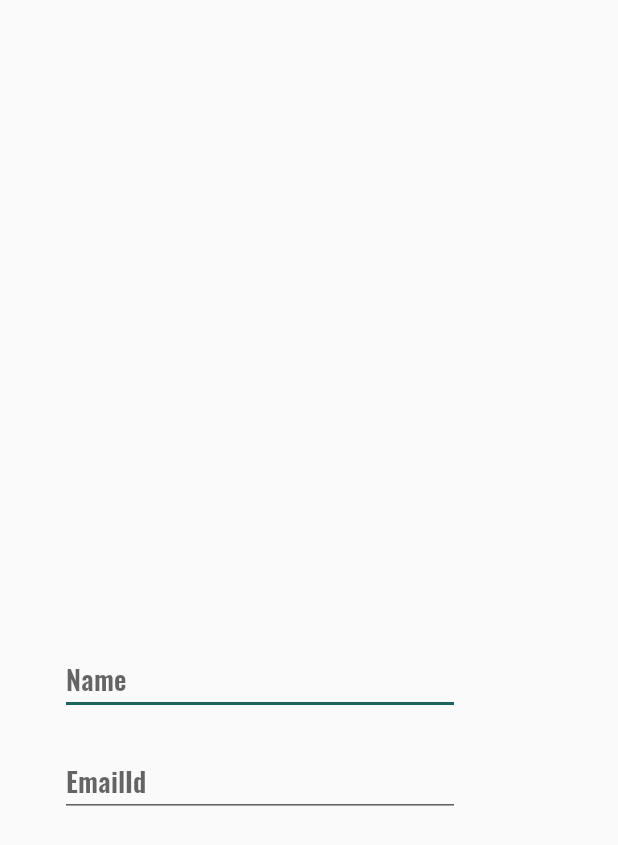
After one commit to hk1997/zoudiy_android_app, an Android app: the layout activity_signup1.xml on its own in the app's theme, with its tools: preview values and no code run, on a phone screen of 412 x 824 dp. The commit adds this screen. Shown: the top 845 px of the screen. Run offline under Robolectric (Android 15) with nearby library versions, the phone set to English and light mode, and no system bars.

```diff
--- a/app/build.gradle
+++ b/app/build.gradle
@@ -39,4 +39,9 @@ dependencies {
     implementation 'com.android.support:multidex:1.0.3'
     implementation 'com.squareup.retrofit2:retrofit:2.7.1'
     implementation 'com.squareup.retrofit2:converter-gson:2.7.1'
+    compile 'com.ncapdevi:frag-nav:1.0.3'
+    compile 'com.roughike:bottom-bar:1.3.9'
+    compile('com.mikepenz:materialdrawer:5.3.1@aar') {
+        transitive = true
+    }
 }
--- a/app/src/main/AndroidManifest.xml
+++ b/app/src/main/AndroidManifest.xml
@@ -6,6 +6,7 @@
     <dist:module dist:instant="true" />
     <uses-permission android:name="android.permission.INTERNET" />
 
+    <uses-permission android:name="android.permission.ACCESS_NETWORK_STATE" />
     <application
         android:allowBackup="true"
         android:icon="@mipmap/ic_launcher"
@@ -19,6 +20,9 @@
 
         <activity android:name=".activities.MainActivity"
             android:windowSoftInputMode="adjustResize|adjustPan">
+            <intent-filter>
+                <action android:name="android.intent.action.MAIN" />
+            </intent-filter>
         </activity>
         <activity android:name=".activities.Signup"
             android:windowSoftInputMode="adjustResize|adjustPan">
--- /dev/null
+++ b/app/src/main/java/com/example/zoudiy/activities/Contact.java
@@ -0,0 +1,4 @@
+package com.example.zoudiy.activities;
+
+public class Contact {
+}
--- /dev/null
+++ b/app/src/main/java/com/example/zoudiy/activities/Help.java
@@ -0,0 +1,4 @@
+package com.example.zoudiy.activities;
+
+public class Help {
+}
--- /dev/null
+++ b/app/src/main/java/com/example/zoudiy/activities/Settings.java
@@ -0,0 +1,4 @@
+package com.example.zoudiy.activities;
+
+public class Settings {
+}
--- /dev/null
+++ b/app/src/main/res/layout/activity_signup1.xml
@@ -0,0 +1,45 @@
+<?xml version="1.0" encoding="utf-8"?>
+<androidx.constraintlayout.widget.ConstraintLayout
+    xmlns:android="http://schemas.android.com/apk/res/android"
+    xmlns:app="http://schemas.android.com/apk/res-auto"
+    xmlns:tools="http://schemas.android.com/tools"
+    android:orientation="vertical"
+    android:layout_width="match_parent"
+    android:layout_height="match_parent">
+
+    <EditText
+        android:id="@+id/name"
+        android:layout_width="wrap_content"
+        android:layout_height="wrap_content"
+        android:layout_marginStart="40dp"
+        android:layout_marginLeft="40dp"
+        android:ems="10"
+        android:fontFamily="@font/oswald_semibold"
+        android:inputType="textPersonName"
+        android:hint="Name"
+        app:layout_constraintBottom_toBottomOf="parent"
+        app:layout_constraintEnd_toEndOf="parent"
+        app:layout_constraintHorizontal_bias="0.0"
+        app:layout_constraintStart_toStartOf="parent"
+        app:layout_constraintTop_toTopOf="parent"
+        app:layout_constraintVertical_bias="0.551" />
+
+    <EditText
+        android:id="@+id/email"
+        android:layout_width="wrap_content"
+        android:layout_height="wrap_content"
+        android:layout_marginStart="40dp"
+        android:layout_marginLeft="40dp"
+        android:ems="10"
+        android:fontFamily="@font/oswald_semibold"
+        android:inputType="textEmailAddress"
+        android:hint="EmailId"
+        app:layout_constraintBottom_toBottomOf="parent"
+        app:layout_constraintEnd_toEndOf="parent"
+        app:layout_constraintHorizontal_bias="0.0"
+        app:layout_constraintStart_toStartOf="parent"
+        app:layout_constraintTop_toTopOf="parent"
+        app:layout_constraintVertical_bias="0.639" />
+
+
+</androidx.constraintlayout.widget.ConstraintLayout>
--- a/app/src/main/res/values/colors.xml
+++ b/app/src/main/res/values/colors.xml
@@ -4,4 +4,9 @@
     <color name="colorPrimaryDark">#00574B</color>
     <color name="colorAccent">#D81B60</color>
     <color name="darkblue">#002F68</color>
+    <color name="red">#FF0000</color>
+    <color name="black">#000000</color>
+    <color name="grey">#BBBBBB</color>
+    <color name="white">#FFFFFF</color>
+    <color name="blue">#03A9F4</color>
 </resources>
--- a/app/src/main/res/values/styles.xml
+++ b/app/src/main/res/values/styles.xml
@@ -7,8 +7,12 @@
         <item name="colorPrimaryDark">@color/colorPrimaryDark</item>
         <item name="colorAccent">#1E645F</item>
         <item name="windowNoTitle">true</item>
+        <item name="drawerArrowStyle">@style/MaterialDrawer.DrawerArrowStyle</item>
     </style>
-<!--    <style name="SplashTheme" parent="Theme.AppCompat.NoActionBar">-->
-<!--        <item name="android:windowBackground">@drawable/splash_background</item>-->
-<!--    </style>-->
+
+    <!--use item name="drawerArrowStyle" if you are using dark primaryColor in your app, else remove it-->
+    <style name="MaterialDrawer.DrawerArrowStyle" parent="Widget.AppCompat.DrawerArrowToggle">
+        <item name="spinBars">false</item>
+        <item name="color">@android:color/white</item>
+    </style>
 </resources>
```
Also changed, not shown: app/src/main/java/com/example/zoudiy/Fragment/FirstFragment.java (added, +10 -0 lines), app/src/main/java/com/example/zoudiy/Fragment/SecondFragment.java (added, +10 -0 lines), app/src/main/java/com/example/zoudiy/Fragment/ThirdFragment.java (added, +10 -0 lines), app/src/main/java/com/example/zoudiy/activities/HomeActivity.java (added, +210 -0 lines), app/src/main/java/com/example/zoudiy/activities/MainActivity.java (+71 -9 lines), app/src/main/java/com/example/zoudiy/activities/Signup.java (+12 -1 lines), app/src/main/res/layout/activity_home.xml (added, +17 -0 lines), app/src/main/res/layout/practice.xml (+27 -0 lines), app/src/main/res/layout/toolbar.xml (added, +12 -0 lines), app/src/main/res/menu/bottombar_menu.xml (added, +16 -0 lines).
